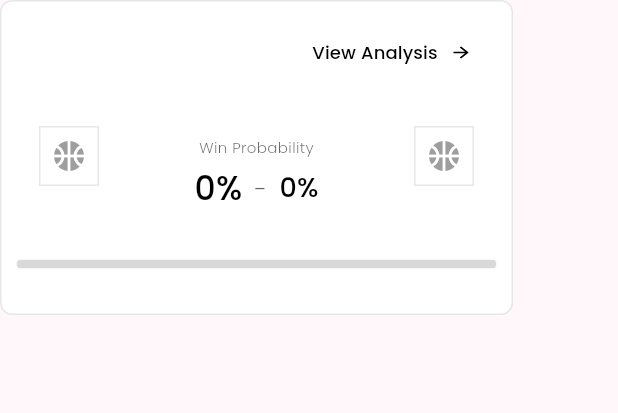
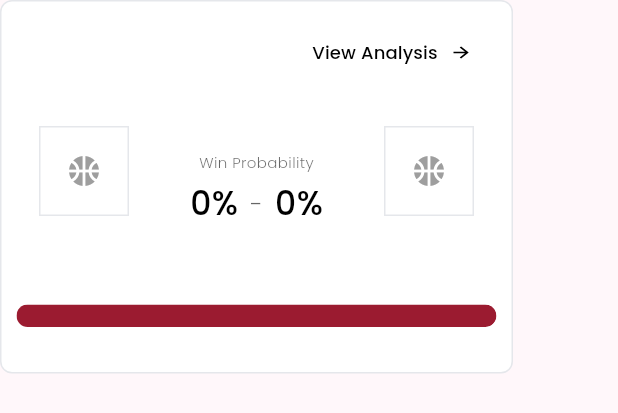
Before and after one commit to Chesterlajara/Game-Changer-AI, a Flutter app: the GameCard widget shown alone on an empty page, opened directly with empty values, on a phone screen of 412 x 824 dp. Shown: the top 413 px of the screen. Run offline on Flutter 3.47's test engine with Material 3 defaults, Android fonts, the phone set to English and light mode, and no system bars; our stand-ins replace csv, flutter_svg, flutter_xlider, google_fonts; network calls fail.

Commit message:
Improve the Probability Bar of the Game Card

```diff
--- a/GameChanger-frontend/lib/widgets/game_card.dart
+++ b/GameChanger-frontend/lib/widgets/game_card.dart
@@ -10,11 +10,17 @@ import '../screens/analysis/transparency_page.dart'; // Import the new page
 import 'package:google_fonts/google_fonts.dart';
 
 
+
+
 class GameCard extends StatelessWidget {
   final Game game;
 
 
+
+
   const GameCard({super.key, required this.game});
+
+
 
 
   // Helper to format TimeOfDay (e.g., 8:00 AM)
@@ -33,10 +39,14 @@ class GameCard extends StatelessWidget {
   }
 
 
+
+
   @override
   Widget build(BuildContext context) {
     final themeProvider = Provider.of<ThemeProvider>(context);
     final isDark = themeProvider.isDarkMode;
+
+
 
 
     // Define colors based on theme
@@ -48,6 +58,8 @@ class GameCard extends StatelessWidget {
     final Color liveBadgeBg = isDark ? const Color(0xFF5A2D2D) : const Color(0xFFFEE2E2);
     final Color liveBadgeText = isDark ? Colors.red[200]! : const Color(0xFF991B1B);
     final Color analysisButtonTextColor = isDark ? Colors.white : Colors.black;
+
+
 
 
     return Container(
@@ -124,12 +136,16 @@ class GameCard extends StatelessWidget {
                     ),
 
 
+
+
                   ),
                 ],
               ),
             ],
           ),
           const SizedBox(height: 10),
+
+
 
 
           // Middle Row: Logos, Names, Probabilities
@@ -143,8 +159,8 @@ Row(
       children: [
         // Add Container around the logo
         Container(
-          width: 40,
-          height: 40,
+          width: 60,
+          height: 60,
           margin: EdgeInsets.all(15),
           decoration: BoxDecoration(
             border: Border.all(color: cardBorderColor, width: 1),
@@ -186,7 +202,7 @@ Row(
               style: GoogleFonts.poppins(
                 color: textColor,
                 fontSize: (game.team1WinProbability > game.team2WinProbability)
-                    ? 26
+                    ? 29
                     : 22,
                 fontWeight: FontWeight.w500,
               ),
@@ -208,8 +224,8 @@ Row(
               style: GoogleFonts.poppins(
                 color: textColor,
                 fontSize: (game.team2WinProbability > game.team1WinProbability)
-                    ? 23
-                    : 18,
+                    ? 29
+                    : 22,
                 fontWeight: FontWeight.w500,
               ),
             ),
@@ -219,14 +235,16 @@ Row(
     ),
 
 
+
+
     // Team 2 Info
     Column(
       mainAxisSize: MainAxisSize.min,
       children: [
         // Add Container around the logo
         Container(
-          width: 40,
-          height: 40,
+          width: 60,
+          height: 60,
           margin: EdgeInsets.all(15),
           decoration: BoxDecoration(
             border: Border.all(color: cardBorderColor, width: 1),
@@ -249,7 +267,11 @@ Row(
 ),
 
 
-          const SizedBox(height: 10),
+
+
+          const SizedBox(height: 20),
+
+
 
 
           // Bottom Row: Probability Bar
@@ -257,18 +279,36 @@ Row(
   borderRadius: BorderRadius.circular(100),
   child: SizedBox(
     width: 322,
-                height: 6,
+    height: 15,
     child: Stack(
       children: [
-                    Container(
-                      color: probabilityBarBg,
-                    ),
-                    FractionallySizedBox(
+        // Team 1 fill - aligned to the left
+        Align(
+          alignment: Alignment.centerLeft,
+          child: FractionallySizedBox(
             widthFactor: game.team1WinProbability,
             child: Container(
               decoration: BoxDecoration(
-                            color: const Color(0xFF365772),
-                            borderRadius: BorderRadius.circular(100),
+                color: const Color(0xFF2D7A4B),
+                borderRadius: BorderRadius.horizontal(
+                  left: Radius.circular(100),
+                ),
+              ),
+            ),
+          ),
+        ),
+        // Team 2 fill - aligned to the right
+        Align(
+          alignment: Alignment.centerRight,
+          child: FractionallySizedBox(
+            widthFactor: 1 - game.team1WinProbability,
+            child: Container(
+              decoration: BoxDecoration(
+                color: const Color(0xFF9B1B30),
+                borderRadius: BorderRadius.horizontal(
+                  right: Radius.circular(100),
+                ),
+              ),
             ),
           ),
         ),
@@ -276,6 +316,8 @@ Row(
     ),
   ),
 ),
+
+
           const SizedBox(height: 20),
         ],
       ),
```
Lines whose indentation alone changed are shown as unchanged.
